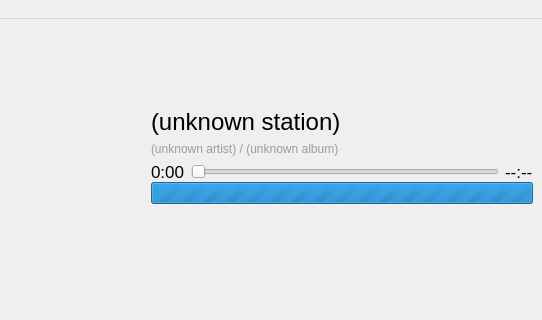
This is radionowplayingwindow.ui in gidzzz/openmediaplayer as Qt 5 draws it before an edit; both pictures show x 258 to 800 and y 0 to 320 of the 800 by 480 pixel window. The edited form follows.
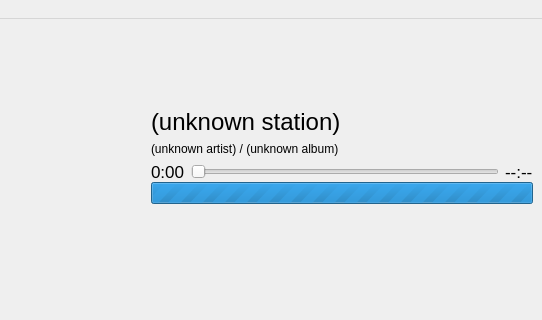
This is the edited form. Icons and pictures are not drawn.

Commit message: Got rid of (hopefully) all the remaining hardcoded colors.

```diff
--- a/radionowplayingwindow.ui
+++ b/radionowplayingwindow.ui
@@ -166,9 +166,6 @@
          </item>
          <item>
           <widget class="QLabel" name="artistAlbumLabel">
-           <property name="styleSheet">
-            <string notr="true">color: rgb(156, 154, 156);</string>
-           </property>
            <property name="text">
             <string>(unknown artist) / (unknown album)</string>
            </property>
```
The commit also changes 6 other files.
